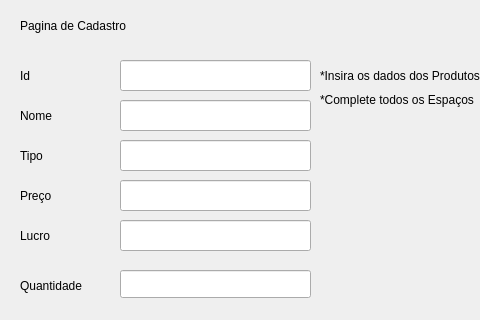
First picture: the form in ProjetoFinal/interface/adproduto.ui, repository FCJar/Controle-de-estoque-e-vendas-de-loja, before the edit; both pictures show x 0 to 480 and y 0 to 320 of the 726 by 435 pixel window.
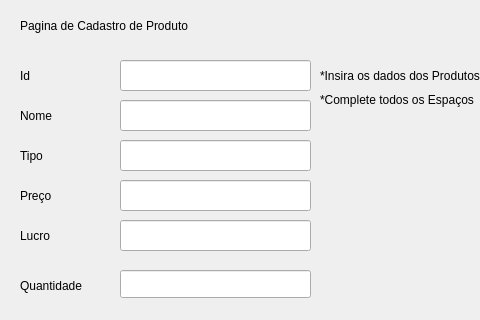
Second picture: the form after the edit.

```diff
--- a/ProjetoFinal/interface/adproduto.ui
+++ b/ProjetoFinal/interface/adproduto.ui
@@ -114,7 +114,7 @@
     </rect>
    </property>
    <property name="text">
-    <string>Pagina de Cadastro</string>
+    <string>Pagina de Cadastro de Produto</string>
    </property>
   </widget>
   <widget class="QLabel" name="label_8">
```
